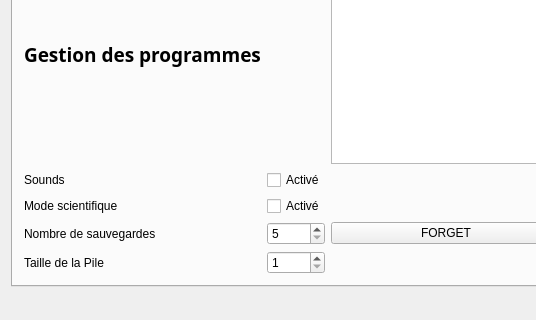
Qt form Code/Calculatrice/mainwindow.ui (AntoineRondelet/Scientist_Calculator_C-_Qt) before a commit; both pictures show x 0 to 536 and y 365 to 685 of the 821 by 685 pixel window.
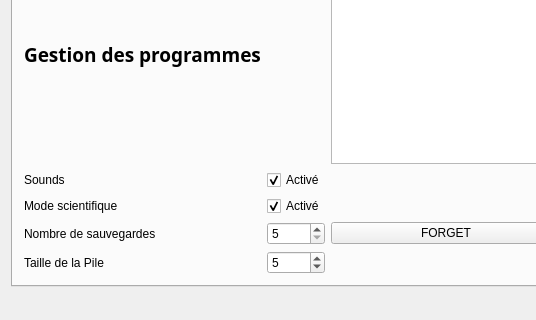
The same form after that commit. The open tabs and pages were chosen to show the change.

```diff
--- a/Code/Calculatrice/mainwindow.ui
+++ b/Code/Calculatrice/mainwindow.ui
@@ -430,6 +430,9 @@
           <property name="text">
            <string>Activé</string>
           </property>
+          <property name="checked">
+           <bool>true</bool>
+          </property>
          </widget>
         </item>
         <item row="2" column="0">
@@ -464,6 +467,12 @@
           <property name="maximum">
            <number>7</number>
           </property>
+          <property name="singleStep">
+           <number>1</number>
+          </property>
+          <property name="value">
+           <number>5</number>
+          </property>
          </widget>
         </item>
         <item row="4" column="0">
@@ -485,6 +494,9 @@
           <property name="text">
            <string>Activé</string>
           </property>
+          <property name="checked">
+           <bool>true</bool>
+          </property>
          </widget>
         </item>
         <item row="1" column="3">
```
Left out of the diff: 2 changed lines with no effect on the pictures.
